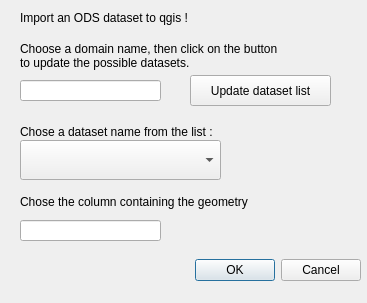
This is plugin_dialog.ui in opendatasoft/qgis-ods-plugin as Qt 5 draws it before an edit. The edited form follows.
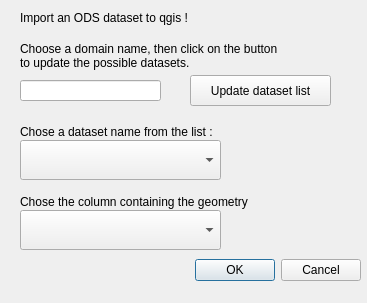
This is the edited form.

Commit message: combobox for geom columns

Patch:
```diff
--- a/plugin_dialog.ui
+++ b/plugin_dialog.ui
@@ -92,19 +92,6 @@
     </rect>
    </property>
   </widget>
-  <widget class="QLineEdit" name="geometryInput">
-   <property name="geometry">
-    <rect>
-     <x>20</x>
-     <y>220</y>
-     <width>141</width>
-     <height>21</height>
-    </rect>
-   </property>
-   <property name="text">
-    <string/>
-   </property>
-  </widget>
   <widget class="QLabel" name="geometryLabel">
    <property name="geometry">
     <rect>
@@ -131,6 +118,16 @@
     <string>Update dataset list</string>
    </property>
   </widget>
+  <widget class="QComboBox" name="geomColumnListComboBox">
+   <property name="geometry">
+    <rect>
+     <x>20</x>
+     <y>210</y>
+     <width>201</width>
+     <height>40</height>
+    </rect>
+   </property>
+  </widget>
  </widget>
  <resources/>
  <connections>
```
The commit also changes 2 other files.
